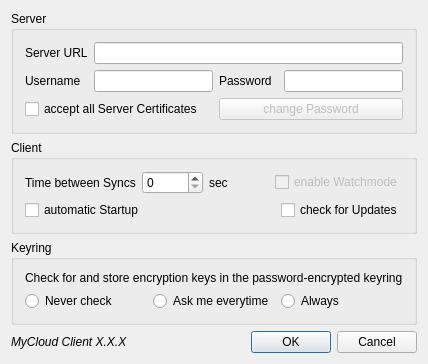
Old version of the form trunk/Client/src/QtClient/qtSettingsDialog.ui in the repository psieg/MyCloud.
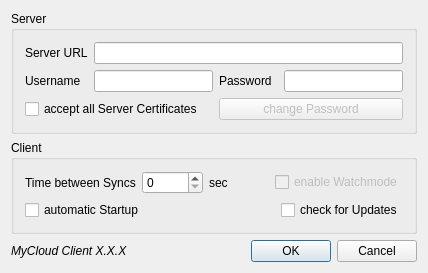
New version of the form. Icons and pictures are not drawn.

Commit message: Always use keyring and upload key on creation (#28)

What changed in the file:
```diff
--- a/trunk/Client/src/QtClient/qtSettingsDialog.ui
+++ b/trunk/Client/src/QtClient/qtSettingsDialog.ui
@@ -7,7 +7,7 @@
     <x>0</x>
     <y>0</y>
     <width>428</width>
-    <height>300</height>
+    <height>244</height>
    </rect>
   </property>
   <property name="sizePolicy">
@@ -27,7 +27,7 @@
    <bool>false</bool>
   </property>
   <layout class="QGridLayout" name="gridLayout_3">
-   <item row="3" column="2">
+   <item row="2" column="2">
     <widget class="QPushButton" name="okButton">
      <property name="sizePolicy">
       <sizepolicy hsizetype="Fixed" vsizetype="Fixed">
@@ -43,14 +43,14 @@
      </property>
     </widget>
    </item>
-   <item row="3" column="3">
+   <item row="2" column="3">
     <widget class="QPushButton" name="cancelButton">
      <property name="text">
       <string>Cancel</string>
      </property>
     </widget>
    </item>
-   <item row="3" column="0">
+   <item row="2" column="0">
     <widget class="QLabel" name="versionLabel">
      <property name="font">
       <font>
@@ -62,7 +62,7 @@
      </property>
     </widget>
    </item>
-   <item row="3" column="1">
+   <item row="2" column="1">
     <spacer name="horizontalSpacer">
      <property name="orientation">
       <enum>Qt::Horizontal</enum>
@@ -75,43 +75,6 @@
      </property>
     </spacer>
    </item>
-   <item row="2" column="0" colspan="4">
-    <widget class="QGroupBox" name="groupBox_3">
-     <property name="title">
-      <string>Keyring</string>
-     </property>
-     <layout class="QGridLayout" name="gridLayout_2">
-      <item row="1" column="0">
-       <widget class="QRadioButton" name="keyringNeverButton">
-        <property name="text">
-         <string>Never check</string>
-        </property>
-       </widget>
-      </item>
-      <item row="1" column="1">
-       <widget class="QRadioButton" name="keyringAskButton">
-        <property name="text">
-         <string>Ask me everytime</string>
-        </property>
-       </widget>
-      </item>
-      <item row="1" column="2">
-       <widget class="QRadioButton" name="keyringAlwaysButton">
-        <property name="text">
-         <string>Always</string>
-        </property>
-       </widget>
-      </item>
-      <item row="0" column="0" colspan="3">
-       <widget class="QLabel" name="label_6">
-        <property name="text">
-         <string>Check for and store encryption keys in the password-encrypted keyring</string>
-        </property>
-       </widget>
-      </item>
-     </layout>
-    </widget>
-   </item>
    <item row="0" column="0" colspan="4">
     <widget class="QGroupBox" name="groupBox">
      <property name="title">
```
The commit also changes 9 other files.
